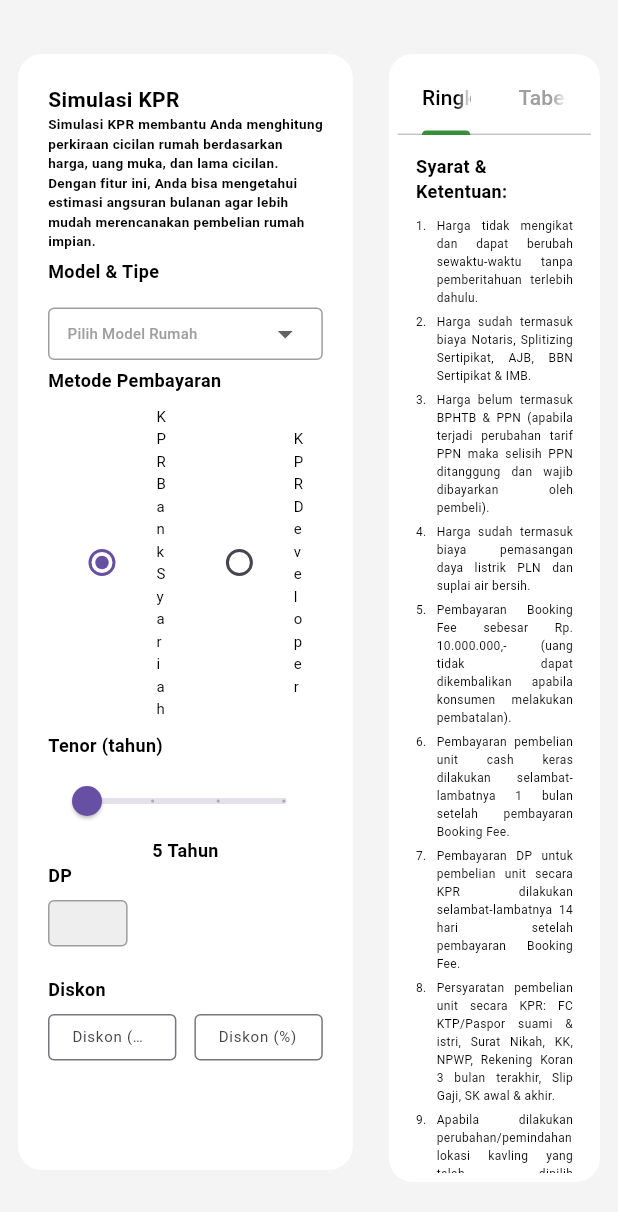
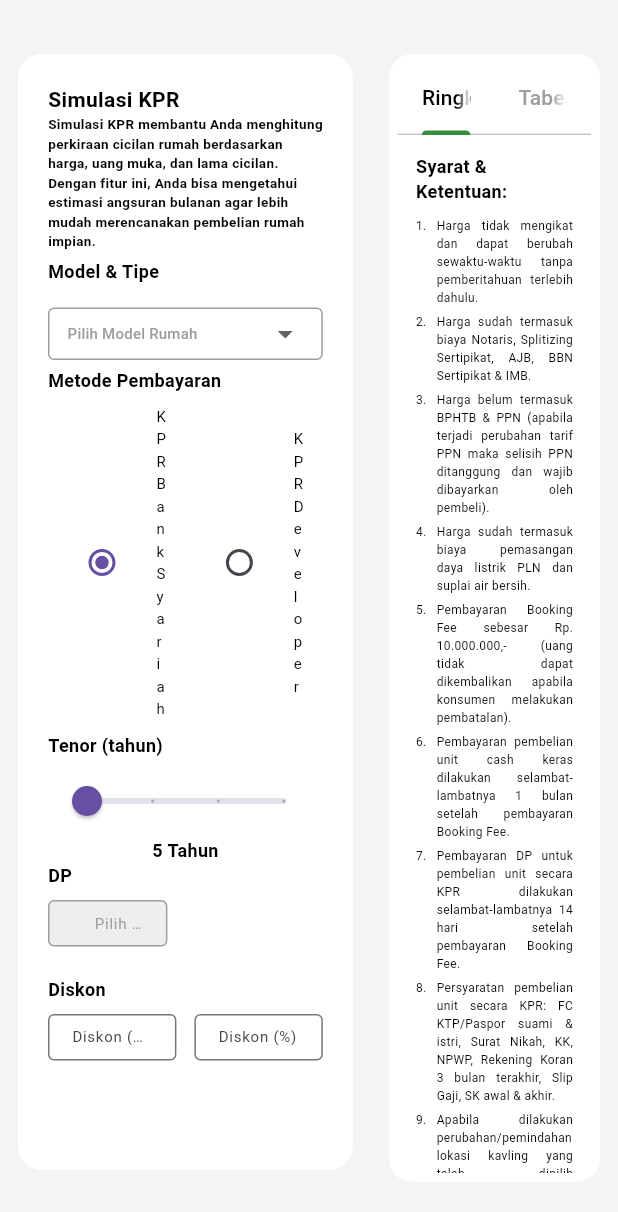
Before and after one commit to mochammadqaysa/dago_valley_explore_tv, a Flutter app: the CashcalculatorPage screen opened directly, on a phone screen of 412 x 824 dp. Shown: the top 1212 px of the screen. Run offline on Flutter 3.47's test engine with Material 3 defaults, Android fonts, the light colour scheme and no system bars; our stand-ins replace cached_network_image, carousel_slider, flutter_svg, get, jiffy, qr_flutter and 3 more; missing offline and left inert: collapsible_sidebar, flutter_onscreen_keyboard, panorama_viewer, syncfusion_flutter_pdfviewer, window_manager; accounts and stored records are empty; network calls fail.

Commit message:
[UPDATE] change width dp and fix bug 4 digits only

```diff
--- a/lib/presentation/pages/cashcalculator/cashcalculator_page.dart
+++ b/lib/presentation/pages/cashcalculator/cashcalculator_page.dart
@@ -96,7 +96,7 @@ class _CashcalculatorPageState extends State<CashcalculatorPage> {
     if (_activeController == null) return;
 
     final currentText = _activeController!.text
-        .replaceAll('. ', '')
+        .replaceAll('.', '')
         .replaceAll(',', '')
         .trim();
 
@@ -116,7 +116,7 @@ class _CashcalculatorPageState extends State<CashcalculatorPage> {
     } else {
       // Number keys
       if (currentText == '0' && value == '0') return;
-      if (currentText == '0' && value != '. ') {
+      if (currentText == '0' && value != '.') {
         newText = value;
       } else {
         newText = currentText + value;
@@ -465,7 +465,7 @@ class _CashcalculatorPageState extends State<CashcalculatorPage> {
                                   children: [
                                     // === Kolom DP ===
                                     Expanded(
-                                      flex: 1,
+                                      flex: 2,
                                       child: Column(
                                         crossAxisAlignment:
                                             CrossAxisAlignment.start,
```
